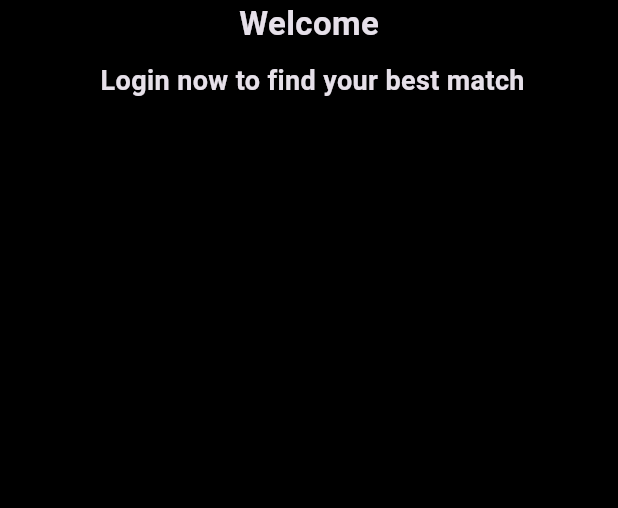
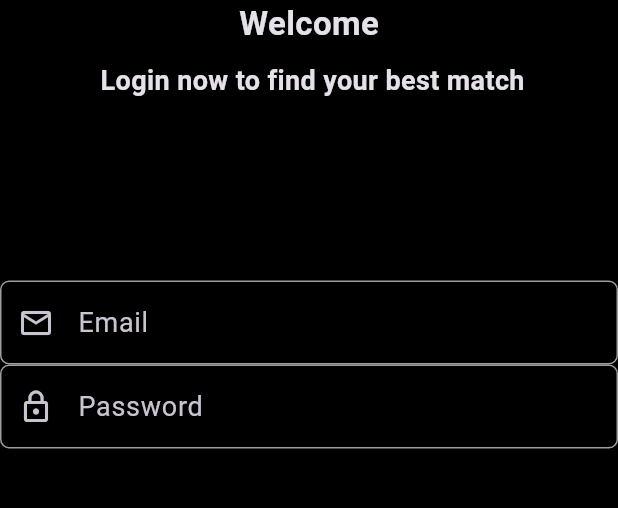
Before and after one commit to natanmuletahunde/tinder_clone, a Flutter app: the screen it shows after launch, on a phone screen of 412 x 824 dp, the part 480-988 px from its top. Run offline on Flutter 3.47's test engine with Material 3 defaults, Android fonts, the phone set to English and light mode, and no system bars.

Commit message:
create the controller for both emaila and password

```diff
--- a/lib/authenticationScreen/login_screen.dart
+++ b/lib/authenticationScreen/login_screen.dart
@@ -1,4 +1,5 @@
 import 'package:flutter/material.dart';
+import 'package:tinder/widgets/custom_text_field_widget.dart';
  class LoginScreen extends StatefulWidget {
    const LoginScreen({super.key});
 
@@ -38,7 +39,19 @@ import 'package:flutter/material.dart';
                 ),
                ),
                   const SizedBox(height: 120),
-
+              // email
+              CustomTextFieldWidget(
+                  editingController: emailTextEditingController,
+                  labelText: 'Email',
+                  iconData: Icons.email_outlined,
+                  isObscure: false,
+              ),
+                 CustomTextFieldWidget(
+                  editingController: passwordTextEditingController,
+                  labelText: 'Password',
+                  iconData: Icons.lock_outline,
+                  isObscure: true,
+              )
 
               ],
             ),
```
